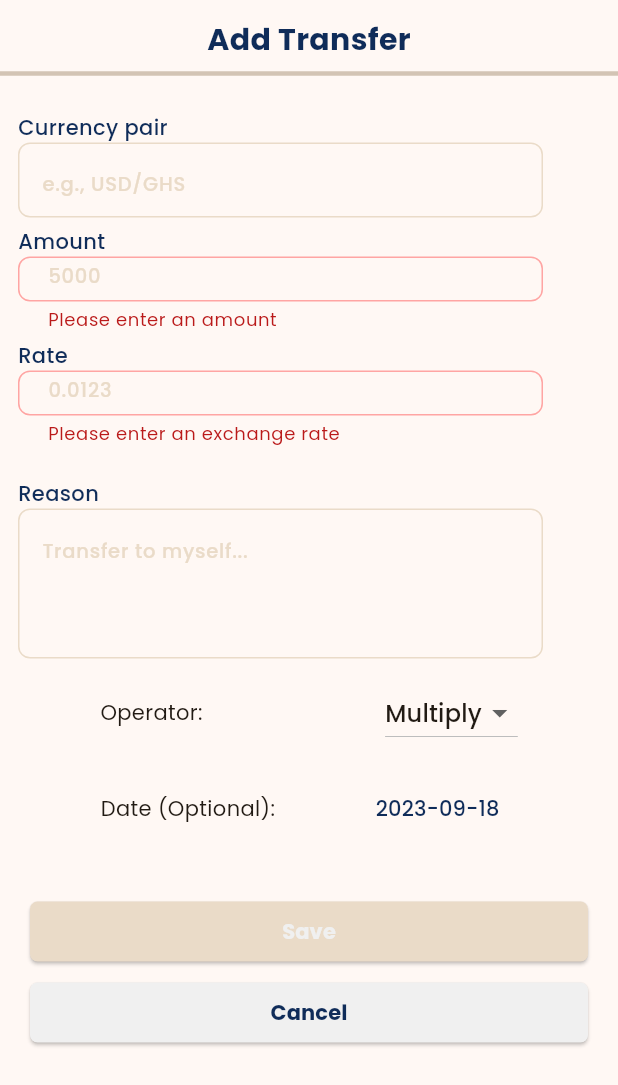
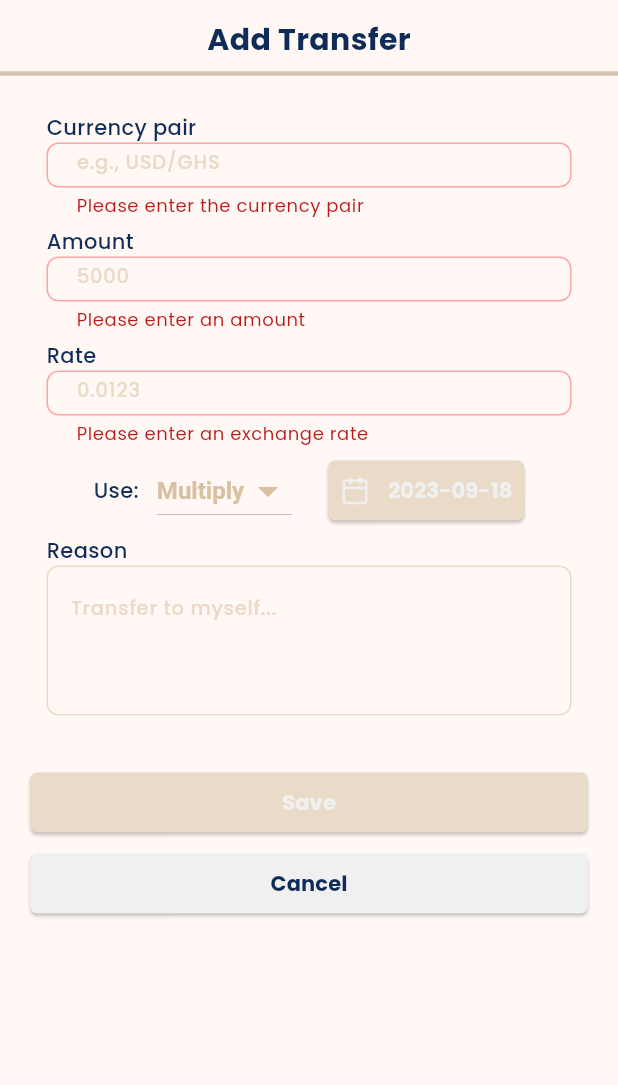
Before and after one commit to if3chi/xTradre, a Flutter app: the AddTransfersModal widget shown alone on an empty page, opened directly with empty values, after a tap on "Save", on a phone screen of 412 x 824 dp. Shown: the top 1085 px of the screen. Run offline on Flutter 3.47's test engine with Material 2 defaults, Android fonts, the light colour scheme and no system bars; our stand-ins replace flutter_svg, sqflite; accounts and stored records are empty.

Commit message:
Updated transfer form

```diff
--- a/lib/screens/transfer_screen.dart
+++ b/lib/screens/transfer_screen.dart
@@ -87,6 +87,7 @@ class _TransferScreenState extends State<TransferScreen> {
                   size: 16,
                   fontWeight: FontWeight.w800),
             ),
+            // TODO: implement group by date
             FutureBuilder<List<Xchange>>(
               future: _xchangeService.getXchangeRates(),
               builder: (context, snapshot) {
--- a/lib/widgets/add_transfers_modal.dart
+++ b/lib/widgets/add_transfers_modal.dart
@@ -5,6 +5,7 @@ import 'package:xtradre/core/utils.dart';
 import 'package:xtradre/enum/operator.dart';
 import 'package:xtradre/widgets/app_text_field.dart';
 import 'package:xtradre/widgets/headers.dart';
+import 'package:xtradre/widgets/svg_icon.dart';
 
 class AddTransfersModal extends StatefulWidget {
   final void Function(String, double, double, DateTime, Operator, String)
@@ -51,8 +52,11 @@ class _AddTransfersModalState extends State<AddTransfersModal> {
       Navigator.of(context).pop();
       ScaffoldMessenger.of(context).showSnackBar(
         const SnackBar(
-          content: Text(
-            'Success',
+          content: Center(
+            child: SubHeader(
+              text: 'Transfer Added Successfully.',
+              color: AppColors.cPrimary,
+            ),
           ),
           backgroundColor: Colors.greenAccent,
           elevation: 10,
@@ -80,13 +84,18 @@ class _AddTransfersModalState extends State<AddTransfersModal> {
           Padding(
             padding: const EdgeInsets.symmetric(vertical: 6, horizontal: 12),
             child: Column(
-              crossAxisAlignment: CrossAxisAlignment.start,
+              crossAxisAlignment: CrossAxisAlignment.center,
               children: <Widget>[
+                // TODO: fix input resizing on err
+                // TODO: get currency pair api n impl. a dropdown
                 inputField(
                   controller: _currencyPairController,
                   text: "Currency pair",
                   hintText: "e.g., USD/GHS",
-                    keyType: TextInputType.text),
+                  keyType: TextInputType.text,
+                  validator: (value) =>
+                      value!.isEmpty ? 'Please enter the currency pair' : null,
+                ),
                 spaceYxs,
                 inputField(
                   controller: _amountToExchangeController,
@@ -108,6 +117,15 @@ class _AddTransfersModalState extends State<AddTransfersModal> {
                             ? 'Invalid exchange rate'
                             : null)),
                 spaceYxs,
+                Row(
+                  mainAxisSize: MainAxisSize.min,
+                  children: [
+                    dropDown(),
+                    spaceXsm,
+                    datePicker(context),
+                  ],
+                ),
+                // spaceYxs,
                 widget.result != null
                     ? SubHeader(
                         text: 'Resulting Amount: ${widget.result}',
@@ -116,7 +134,7 @@ class _AddTransfersModalState extends State<AddTransfersModal> {
                         color: AppColors.cAction.withOpacity(0.9),
                       )
                     : const SizedBox(),
-                spaceYmd,
+                spaceYxs,
                 inputField(
                     controller: _reasonController,
                     text: "Reason",
@@ -124,20 +142,35 @@ class _AddTransfersModalState extends State<AddTransfersModal> {
                     textArea: true,
                     keyType: TextInputType.multiline,
                     maxLines: 3),
-                spaceYsm,
-                Row(
+              ],
+            ),
+          ),
+          spaceYmd,
+          formFooter()
+        ],
+      ),
+    );
+  }
+
+  Row dropDown() {
+    return Row(
       mainAxisAlignment: MainAxisAlignment.spaceEvenly,
       children: [
-                    const Text('Operator:'),
+        const SubHeader(text: 'Use:', fontWeight: FontWeight.w500),
         spaceXsm,
         DropdownButton<Operator>(
+          borderRadius: BorderRadius.circular(8),
+          iconSize: 32,
+          iconEnabledColor: AppColors.cSecondary,
+          style: const TextStyle(
+              fontSize: 16,
+              color: AppColors.cSecondary,
+              fontWeight: FontWeight.w600),
           value: _operatorDropdownValue,
           items: Operator.values.map((Operator value) {
             return DropdownMenuItem<Operator>(
               value: value,
-                          child: Text(value == Operator.multiply
-                              ? 'Multiply'
-                              : 'Divide'),
+              child: Text(value == Operator.multiply ? 'Multiply' : 'Divide'),
             );
           }).toList(),
           onChanged: (Operator? newValue) {
@@ -149,14 +182,13 @@ class _AddTransfersModalState extends State<AddTransfersModal> {
             }
           },
         ),
+        spaceXsm,
       ],
-                ),
-                spaceYmd,
-                Row(
-                  mainAxisAlignment: MainAxisAlignment.spaceEvenly,
-                  children: [
-                    const Text('Date (Optional):'),
-                    TextButton(
+    );
+  }
+
+  ElevatedButton datePicker(BuildContext context) {
+    return ElevatedButton(
       onPressed: () async {
         DateTime? selectedDate = await showDatePicker(
           context: context,
@@ -171,16 +203,26 @@ class _AddTransfersModalState extends State<AddTransfersModal> {
           });
         }
       },
-                      child: Text(Utils.displayDate(_selectedDate),
-                          style: const TextStyle(color: AppColors.cAction)),
+      style: ElevatedButton.styleFrom(
+          padding: const EdgeInsets.all(8.0),
+          shape:
+              RoundedRectangleBorder(borderRadius: BorderRadius.circular(5.0)),
+          backgroundColor: AppColors.cAccent),
+      child: Row(
+        mainAxisSize: MainAxisSize.min,
+        children: [
+          const SvgIcon(
+            'assets/svg/calendar.svg',
+            iWidth: 20,
+            iHeight: 20,
+            color: ColorFilter.mode(AppColors.cPrimary, BlendMode.srcIn),
           ),
-                  ],
-                )
-              ],
+          spaceXsm,
+          SubHeader(
+            text: Utils.displayDate(_selectedDate),
+            size: 14,
+            color: AppColors.cPrimary,
           ),
-          ),
-          spaceYmd,
-          formFooter()
         ],
       ),
     );
```
Also changed, not shown: assets/svg/calendar.svg (added). Lines whose indentation alone changed are shown as unchanged.
